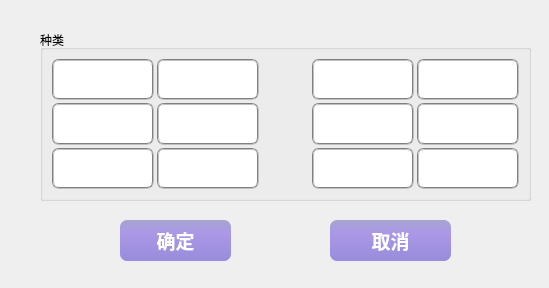
ljhuan/WasteRecycle, file price.ui: the form before one commit.
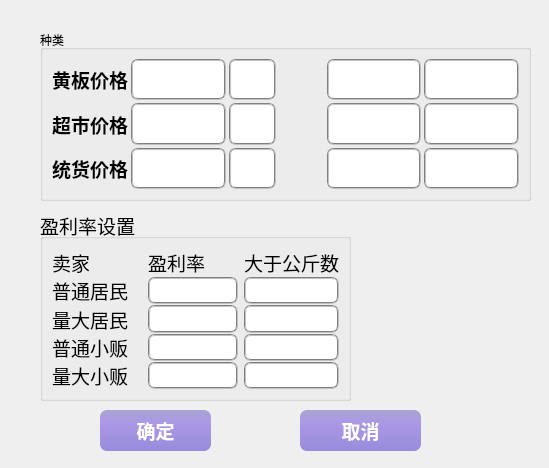
The form after the commit. Custom widgets are drawn as their Qt base class.

Diff of the .ui file:
```diff
--- a/price.ui
+++ b/price.ui
@@ -7,7 +7,7 @@
     <x>0</x>
     <y>0</y>
     <width>549</width>
-    <height>288</height>
+    <height>468</height>
    </rect>
   </property>
   <property name="windowTitle">
@@ -25,11 +25,47 @@
    <property name="title">
     <string>种类</string>
    </property>
-   <layout class="QGridLayout" name="gridLayout_3" rowstretch="1,1,1" columnstretch="2,2,1,2,2">
+   <layout class="QGridLayout" name="gridLayout_3" rowstretch="1,1,1" columnstretch="1,2,1,1,2,2">
     <property name="spacing">
      <number>3</number>
     </property>
-    <item row="1" column="4">
+    <item row="1" column="0">
+     <widget class="QLabel" name="label_2">
+      <property name="font">
+       <font>
+        <family>Arial</family>
+        <pointsize>14</pointsize>
+        <weight>75</weight>
+        <bold>true</bold>
+       </font>
+      </property>
+      <property name="text">
+       <string>超市价格</string>
+      </property>
+     </widget>
+    </item>
+    <item row="0" column="5">
+     <widget class="MyLineEdit" name="le_4">
+      <property name="sizePolicy">
+       <sizepolicy hsizetype="Preferred" vsizetype="Preferred">
+        <horstretch>0</horstretch>
+        <verstretch>0</verstretch>
+       </sizepolicy>
+      </property>
+      <property name="font">
+       <font>
+        <family>Arial</family>
+        <pointsize>14</pointsize>
+        <weight>75</weight>
+        <bold>true</bold>
+       </font>
+      </property>
+      <property name="styleSheet">
+       <string notr="true">border:2px groove gray;border-radius:7px;padding:2px 4px;</string>
+      </property>
+     </widget>
+    </item>
+    <item row="1" column="5">
      <widget class="MyLineEdit" name="le_8">
       <property name="sizePolicy">
        <sizepolicy hsizetype="Preferred" vsizetype="Preferred">
@@ -51,28 +87,7 @@
      </widget>
     </item>
     <item row="0" column="4">
-     <widget class="MyLineEdit" name="le_4">
-      <property name="sizePolicy">
-       <sizepolicy hsizetype="Preferred" vsizetype="Preferred">
-        <horstretch>0</horstretch>
-        <verstretch>0</verstretch>
-       </sizepolicy>
-      </property>
-      <property name="font">
-       <font>
-        <family>Arial</family>
-        <pointsize>14</pointsize>
-        <weight>75</weight>
-        <bold>true</bold>
-       </font>
-      </property>
-      <property name="styleSheet">
-       <string notr="true">border:2px groove gray;border-radius:7px;padding:2px 4px;</string>
-      </property>
-     </widget>
-    </item>
-    <item row="1" column="0">
-     <widget class="MyLineEdit" name="le_5">
+     <widget class="MyLineEdit" name="le_3">
       <property name="sizePolicy">
        <sizepolicy hsizetype="Preferred" vsizetype="Preferred">
         <horstretch>0</horstretch>
@@ -113,7 +128,7 @@
       </property>
      </widget>
     </item>
-    <item row="1" column="3">
+    <item row="1" column="4">
      <widget class="MyLineEdit" name="le_7">
       <property name="sizePolicy">
        <sizepolicy hsizetype="Preferred" vsizetype="Preferred">
@@ -134,27 +149,6 @@
       </property>
      </widget>
     </item>
-    <item row="0" column="3">
-     <widget class="MyLineEdit" name="le_3">
-      <property name="sizePolicy">
-       <sizepolicy hsizetype="Preferred" vsizetype="Preferred">
-        <horstretch>0</horstretch>
-        <verstretch>0</verstretch>
-       </sizepolicy>
-      </property>
-      <property name="font">
-       <font>
-        <family>Arial</family>
-        <pointsize>14</pointsize>
-        <weight>75</weight>
-        <bold>true</bold>
-       </font>
-      </property>
-      <property name="styleSheet">
-       <string notr="true">border:2px groove gray;border-radius:7px;padding:2px 4px;</string>
-      </property>
-     </widget>
-    </item>
     <item row="0" column="1">
      <widget class="MyLineEdit" name="le_2">
       <property name="sizePolicy">
@@ -177,27 +171,6 @@
      </widget>
     </item>
     <item row="2" column="4">
-     <widget class="MyLineEdit" name="le_12">
-      <property name="sizePolicy">
-       <sizepolicy hsizetype="Preferred" vsizetype="Preferred">
-        <horstretch>0</horstretch>
-        <verstretch>0</verstretch>
-       </sizepolicy>
-      </property>
-      <property name="font">
-       <font>
-        <family>Arial</family>
-        <pointsize>14</pointsize>
-        <weight>75</weight>
-        <bold>true</bold>
-       </font>
-      </property>
-      <property name="styleSheet">
-       <string notr="true">border:2px groove gray;border-radius:7px;padding:2px 4px;</string>
-      </property>
-     </widget>
-    </item>
-    <item row="2" column="3">
      <widget class="MyLineEdit" name="le_11">
       <property name="sizePolicy">
        <sizepolicy hsizetype="Preferred" vsizetype="Preferred">
@@ -218,8 +191,8 @@
       </property>
      </widget>
     </item>
-    <item row="2" column="0">
-     <widget class="MyLineEdit" name="le_9">
+    <item row="2" column="5">
+     <widget class="MyLineEdit" name="le_12">
       <property name="sizePolicy">
        <sizepolicy hsizetype="Preferred" vsizetype="Preferred">
         <horstretch>0</horstretch>
@@ -260,28 +233,7 @@
       </property>
      </widget>
     </item>
-    <item row="0" column="0">
-     <widget class="MyLineEdit" name="le_1">
-      <property name="sizePolicy">
-       <sizepolicy hsizetype="Preferred" vsizetype="Preferred">
-        <horstretch>0</horstretch>
-        <verstretch>0</verstretch>
-       </sizepolicy>
-      </property>
-      <property name="font">
-       <font>
-        <family>Arial</family>
-        <pointsize>14</pointsize>
-        <weight>75</weight>
-        <bold>true</bold>
-       </font>
-      </property>
-      <property name="styleSheet">
-       <string notr="true">border:2px groove gray;border-radius:7px;padding:2px 4px;</string>
-      </property>
-     </widget>
-    </item>
-    <item row="0" column="2">
+    <item row="0" column="3">
      <spacer name="horizontalSpacer">
       <property name="orientation">
        <enum>Qt::Horizontal</enum>
@@ -294,13 +246,106 @@
       </property>
      </spacer>
     </item>
+    <item row="0" column="0">
+     <widget class="QLabel" name="label">
+      <property name="font">
+       <font>
+        <family>Arial</family>
+        <pointsize>14</pointsize>
+        <weight>75</weight>
+        <bold>true</bold>
+       </font>
+      </property>
+      <property name="text">
+       <string>黄板价格</string>
+      </property>
+     </widget>
+    </item>
+    <item row="2" column="0">
+     <widget class="QLabel" name="label_3">
+      <property name="font">
+       <font>
+        <family>Arial</family>
+        <pointsize>14</pointsize>
+        <weight>75</weight>
+        <bold>true</bold>
+       </font>
+      </property>
+      <property name="text">
+       <string>统货价格</string>
+      </property>
+     </widget>
+    </item>
+    <item row="0" column="2">
+     <widget class="MyLineEdit" name="le_huangban_point">
+      <property name="sizePolicy">
+       <sizepolicy hsizetype="Expanding" vsizetype="Preferred">
+        <horstretch>0</horstretch>
+        <verstretch>0</verstretch>
+       </sizepolicy>
+      </property>
+      <property name="font">
+       <font>
+        <family>Arial</family>
+        <pointsize>14</pointsize>
+        <weight>75</weight>
+        <bold>true</bold>
+       </font>
+      </property>
+      <property name="styleSheet">
+       <string notr="true">border:2px groove gray;border-radius:7px;padding:2px 4px;</string>
+      </property>
+     </widget>
+    </item>
+    <item row="1" column="2">
+     <widget class="MyLineEdit" name="le_chao1_point">
+      <property name="sizePolicy">
+       <sizepolicy hsizetype="Expanding" vsizetype="Preferred">
+        <horstretch>0</horstretch>
+        <verstretch>0</verstretch>
+       </sizepolicy>
+      </property>
+      <property name="font">
+       <font>
+        <family>Arial</family>
+        <pointsize>14</pointsize>
+        <weight>75</weight>
+        <bold>true</bold>
+       </font>
+      </property>
+      <property name="styleSheet">
+       <string notr="true">border:2px groove gray;border-radius:7px;padding:2px 4px;</string>
+      </property>
+     </widget>
+    </item>
+    <item row="2" column="2">
+     <widget class="MyLineEdit" name="le_tonghuo_point">
+      <property name="sizePolicy">
+       <sizepolicy hsizetype="Expanding" vsizetype="Preferred">
+        <horstretch>0</horstretch>
+        <verstretch>0</verstretch>
+       </sizepolicy>
+      </property>
+      <property name="font">
+       <font>
+        <family>Arial</family>
+        <pointsize>14</pointsize>
+        <weight>75</weight>
+        <bold>true</bold>
+       </font>
+      </property>
+      <property name="styleSheet">
+       <string notr="true">border:2px groove gray;border-radius:7px;padding:2px 4px;</string>
+      </property>
+     </widget>
+    </item>
    </layout>
   </widget>
   <widget class="QPushButton" name="btn_ok">
    <property name="geometry">
     <rect>
-     <x>120</x>
-     <y>220</y>
+     <x>100</x>
+     <y>410</y>
      <width>111</width>
      <height>41</height>
     </rect>
@@ -343,8 +388,8 @@
   <widget class="QPushButton" name="btn_cancel">
    <property name="geometry">
     <rect>
-     <x>330</x>
-     <y>220</y>
+     <x>300</x>
+     <y>410</y>
      <width>121</width>
      <height>41</height>
     </rect>
@@ -384,6 +429,191 @@
     <string>取消</string>
    </property>
   </widget>
+  <widget class="QGroupBox" name="groupBox_2">
+   <property name="geometry">
+    <rect>
+     <x>40</x>
+     <y>210</y>
+     <width>311</width>
+     <height>191</height>
+    </rect>
+   </property>
+   <property name="font">
+    <font>
+     <family>Arial</family>
+     <pointsize>14</pointsize>
+     <weight>50</weight>
+     <bold>false</bold>
+    </font>
+   </property>
+   <property name="title">
+    <string>盈利率设置</string>
+   </property>
+   <layout class="QGridLayout" name="gridLayout" rowstretch="0,0,0,0,0" columnstretch="1,1,1" rowminimumheight="1,1,1,1,1">
+    <property name="verticalSpacing">
+     <number>1</number>
+    </property>
+    <item row="0" column="0">
+     <widget class="QLabel" name="label_8">
+      <property name="sizePolicy">
+       <sizepolicy hsizetype="Preferred" vsizetype="Preferred">
+        <horstretch>0</horstretch>
+        <verstretch>0</verstretch>
+       </sizepolicy>
+      </property>
+      <property name="text">
+       <string>卖家</string>
+      </property>
+     </widget>
+    </item>
+    <item row="0" column="1">
+     <widget class="QLabel" name="label_9">
+      <property name="text">
+       <string>盈利率</string>
+      </property>
+     </widget>
+    </item>
+    <item row="0" column="2">
+     <widget class="QLabel" name="label_10">
+      <property name="text">
+       <string>大于公斤数</string>
+      </property>
+     </widget>
+    </item>
+    <item row="1" column="0">
+     <widget class="QLabel" name="label_4">
+      <property name="text">
+       <string>普通居民</string>
+      </property>
+     </widget>
+    </item>
+    <item row="1" column="1">
+     <widget class="MyLineEdit" name="le_NomalResidentRate">
+      <property name="sizePolicy">
+       <sizepolicy hsizetype="Expanding" vsizetype="Preferred">
+        <horstretch>0</horstretch>
+        <verstretch>0</verstretch>
+       </sizepolicy>
+      </property>
+      <property name="styleSheet">
+       <string notr="true">border:2px groove gray;border-radius:7px;padding:2px 4px;</string>
+      </property>
+     </widget>
+    </item>
+    <item row="1" column="2">
+     <widget class="MyLineEdit" name="le_NR_Condition">
+      <property name="sizePolicy">
+       <sizepolicy hsizetype="Expanding" vsizetype="Preferred">
+        <horstretch>0</horstretch>
+        <verstretch>0</verstretch>
+       </sizepolicy>
+      </property>
+      <property name="styleSheet">
+       <string notr="true">border:2px groove gray;border-radius:7px;padding:2px 4px;</string>
+      </property>
+     </widget>
+    </item>
+    <item row="2" column="0">
+     <widget class="QLabel" name="label_5">
+      <property name="text">
+       <string>量大居民</string>
+      </property>
+     </widget>
+    </item>
+    <item row="2" column="1">
+     <widget class="MyLineEdit" name="le_LargeResidentRate">
+      <property name="sizePolicy">
+       <sizepolicy hsizetype="Expanding" vsizetype="Preferred">
+        <horstretch>0</horstretch>
+        <verstretch>0</verstretch>
+       </sizepolicy>
+      </property>
+      <property name="styleSheet">
+       <string notr="true">border:2px groove gray;border-radius:7px;padding:2px 4px;</string>
+      </property>
+     </widget>
+    </item>
+    <item row="2" column="2">
+     <widget class="MyLineEdit" name="le_LR_Condition">
+      <property name="sizePolicy">
+       <sizepolicy hsizetype="Expanding" vsizetype="Preferred">
+        <horstretch>0</horstretch>
+        <verstretch>0</verstretch>
+       </sizepolicy>
+      </property>
+      <property name="styleSheet">
+       <string notr="true">border:2px groove gray;border-radius:7px;padding:2px 4px;</string>
+      </property>
+     </widget>
+    </item>
+    <item row="3" column="0">
+     <widget class="QLabel" name="label_6">
+      <property name="text">
+       <string>普通小贩</string>
+      </property>
+     </widget>
+    </item>
+    <item row="3" column="1">
+     <widget class="MyLineEdit" name="le_NomalPackmanRate">
+      <property name="sizePolicy">
+       <sizepolicy hsizetype="Expanding" vsizetype="Preferred">
+        <horstretch>0</horstretch>
+        <verstretch>0</verstretch>
+       </sizepolicy>
+      </property>
+      <property name="styleSheet">
+       <string notr="true">border:2px groove gray;border-radius:7px;padding:2px 4px;</string>
+      </property>
+     </widget>
+    </item>
+    <item row="3" column="2">
+     <widget class="MyLineEdit" name="le_NP_Condition">
+      <property name="sizePolicy">
+       <sizepolicy hsizetype="Expanding" vsizetype="Preferred">
+        <horstretch>0</horstretch>
+        <verstretch>0</verstretch>
+       </sizepolicy>
+      </property>
+      <property name="styleSheet">
+       <string notr="true">border:2px groove gray;border-radius:7px;padding:2px 4px;</string>
+      </property>
+     </widget>
+    </item>
+    <item row="4" column="0">
+     <widget class="QLabel" name="label_7">
+      <property name="text">
+       <string>量大小贩</string>
+      </property>
+     </widget>
+    </item>
+    <item row="4" column="1">
+     <widget class="MyLineEdit" name="le_LargePackmanRate">
+      <property name="sizePolicy">
+       <sizepolicy hsizetype="Expanding" vsizetype="Preferred">
+        <horstretch>0</horstretch>
+        <verstretch>0</verstretch>
+       </sizepolicy>
+      </property>
+      <property name="styleSheet">
+       <string notr="true">border:2px groove gray;border-radius:7px;padding:2px 4px;</string>
+      </property>
+     </widget>
+    </item>
+    <item row="4" column="2">
+     <widget class="MyLineEdit" name="le_LP_Condition">
+      <property name="sizePolicy">
+       <sizepolicy hsizetype="Expanding" vsizetype="Preferred">
+        <horstretch>0</horstretch>
+        <verstretch>0</verstretch>
+       </sizepolicy>
+      </property>
+      <property name="styleSheet">
+       <string notr="true">border:2px groove gray;border-radius:7px;padding:2px 4px;</string>
+      </property>
+     </widget>
+    </item>
+   </layout>
+  </widget>
  </widget>
  <customwidgets>
   <customwidget>
```
